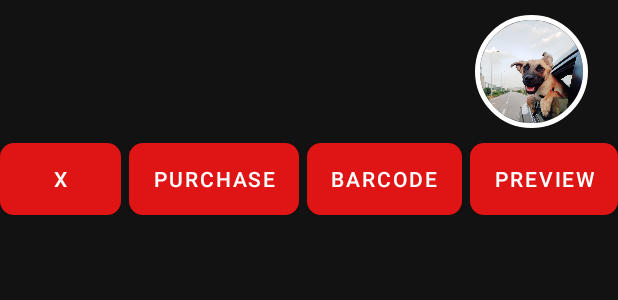
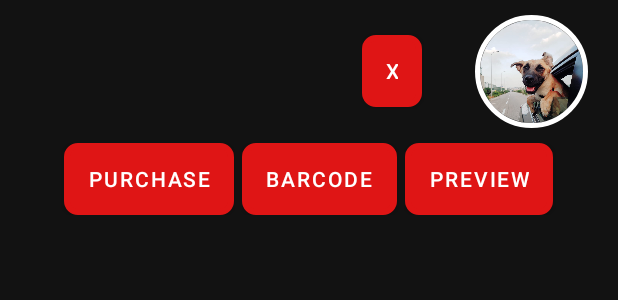
Before and after one commit to nir159/bardog, an Android app: the layout dog_list_item.xml on its own in the app's theme, with its tools: preview values and no code run, on a phone screen of 412 x 824 dp. Shown: the top 300 px of the screen. Run offline under Robolectric (Android 15) with nearby library versions, the phone set to English and light mode, and no system bars.

Commit message:
list dog design issue

```diff
--- a/Bardog/app/build.gradle
+++ b/Bardog/app/build.gradle
@@ -10,8 +10,8 @@ android {
         minSdkVersion 26
         targetSdkVersion 29
         multiDexEnabled true
-        versionCode 1064
-        versionName "1.0.8.2"
+        versionCode 1066
+        versionName "1.0.9.1"
 
         testInstrumentationRunner "androidx.test.runner.AndroidJUnitRunner"
     }
--- a/Bardog/app/src/main/res/layout/dog_list_item.xml
+++ b/Bardog/app/src/main/res/layout/dog_list_item.xml
@@ -26,12 +26,22 @@
         <TextView
             android:id="@+id/dog_name_text"
             android:layout_height="wrap_content"
-            android:layout_width="match_parent"
+            android:layout_width="wrap_content"
             android:layout_gravity="center"
             android:layout_marginStart="20dp"
             android:textSize="30sp"
             android:textColor="@color/colorPrimaryLight"
             android:text="" />
+
+        <Button
+            android:id="@+id/delete_button"
+            android:layout_height="wrap_content"
+            android:layout_width="40dp"
+            android:layout_gravity="center"
+            android:layout_marginStart="15dp"
+            android:background="@drawable/button_primary_gradient"
+            android:textColor="@color/colorPrimaryLight"
+            android:text="@string/remove_dog_button" />
 
     </LinearLayout>
 
@@ -69,15 +79,6 @@
             android:textColor="@color/colorPrimaryLight"
             android:text="@string/purchase_barcode" />
 
-        <Button
-            android:id="@+id/delete_button"
-            android:layout_height="match_parent"
-            android:layout_width="wrap_content"
-            android:layout_marginStart="5dp"
-            android:background="@drawable/button_primary_gradient"
-            android:textColor="@color/colorPrimaryLight"
-            android:text="@string/remove_dog_button" />
-
     </LinearLayout>
 
 </LinearLayout>
```
